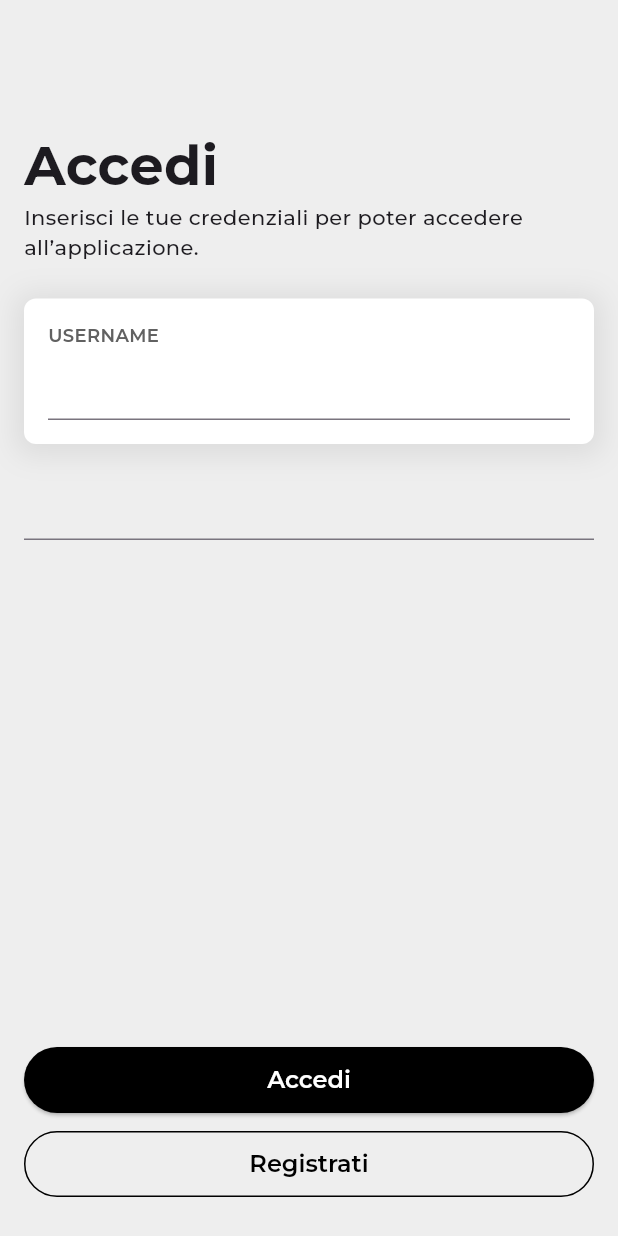
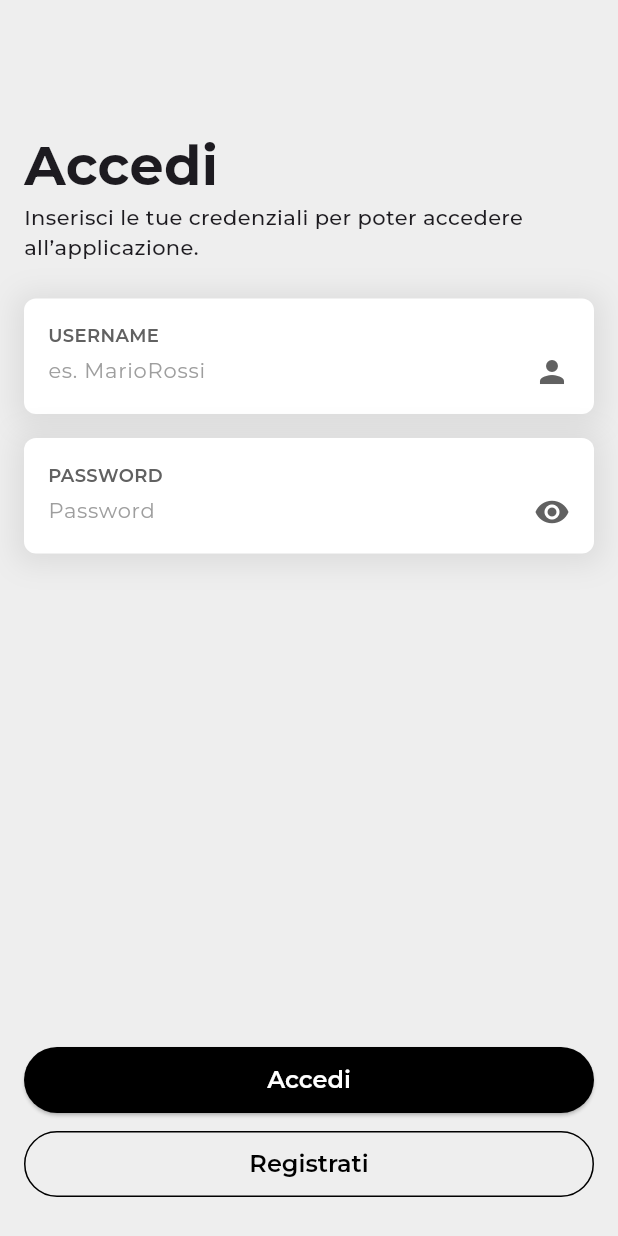
Before and after one commit to Kabir-Giuralarocca/ITS-MoviesApp, a Flutter app: the screen it shows after launch, on a phone screen of 412 x 824 dp. Run offline on Flutter 3.47's test engine with Material 2 defaults, Android fonts, the phone set to English and light mode, and no system bars; our stand-ins replace google_fonts.

Commit message:
form input

```diff
--- a/lib/ui/screens/login_screen.dart
+++ b/lib/ui/screens/login_screen.dart
@@ -1,9 +1,17 @@
 import 'package:flutter/material.dart';
 import 'package:movies_app/ui/theme/dimens.dart';
 import 'package:movies_app/ui/theme/text_styles.dart';
+import 'package:movies_app/ui/widgets/form_input.dart';
 
-class LoginScreen extends StatelessWidget {
+class LoginScreen extends StatefulWidget {
   const LoginScreen({super.key});
+
+  @override
+  State<LoginScreen> createState() => _LoginScreenState();
+}
+
+class _LoginScreenState extends State<LoginScreen> {
+  bool obscurePwd = true;
 
   @override
   Widget build(BuildContext context) {
@@ -23,35 +31,20 @@ class LoginScreen extends StatelessWidget {
           Form(
             child: Column(
               children: [
-                Container(
-                  padding: const EdgeInsets.all(16),
-                  margin: const EdgeInsets.only(bottom: 16),
-                  decoration: BoxDecoration(
-                    color: Colors.white,
-                    borderRadius: BorderRadius.circular(8),
-                    boxShadow: [
-                      BoxShadow(
-                        color: Colors.black.withOpacity(0.08),
-                        spreadRadius: 5,
-                        offset: const Offset(0, 2),
-                        blurRadius: 16,
-                      )
-                    ],
-                  ),
-                  child: Column(
-                    crossAxisAlignment: CrossAxisAlignment.start,
-                    children: [
-                      Text(
-                        "USERNAME",
-                        style: semibold_12.copyWith(
-                          color: Colors.grey.shade700,
-                        ),
-                      ),
-                      TextFormField(),
-                    ],
-                  ),
+                const FormInput(
+                  label: "USERNAME",
+                  hint: "es. MarioRossi",
+                  icon: Icons.person,
                 ),
-                TextFormField(),
+                FormInput(
+                  label: "PASSWORD",
+                  hint: "Password",
+                  icon: obscurePwd ? Icons.visibility : Icons.visibility_off,
+                  obscureText: obscurePwd,
+                  onIconTap: () => setState(() {
+                    obscurePwd = !obscurePwd;
+                  }),
+                ),
               ],
             ),
           )
--- a/lib/ui/theme/dimens.dart
+++ b/lib/ui/theme/dimens.dart
@@ -1,5 +1,6 @@
 import 'package:flutter/material.dart';
 
+const SizedBox height_4 = SizedBox(height: 4);
 const SizedBox height_8 = SizedBox(height: 8);
 const SizedBox height_16 = SizedBox(height: 16);
 const SizedBox height_24 = SizedBox(height: 24);
--- a/lib/ui/theme/theme.dart
+++ b/lib/ui/theme/theme.dart
@@ -39,5 +39,13 @@ class AppTheme {
         ),
       ),
     ),
+    inputDecorationTheme: InputDecorationTheme(
+      hintStyle: regular_14.copyWith(color: Colors.grey),
+      errorStyle: regular_12.copyWith(color: Colors.red),
+      border: InputBorder.none,
+      suffixIconColor: Colors.grey.shade700,
+      contentPadding: EdgeInsets.zero,
+      isDense: true,
+    ),
   );
 }
--- /dev/null
+++ b/lib/ui/widgets/form_input.dart
@@ -0,0 +1,90 @@
+import 'package:flutter/material.dart';
+import 'package:movies_app/ui/theme/dimens.dart';
+import 'package:movies_app/ui/theme/text_styles.dart';
+
+class FormInput extends StatefulWidget {
+  const FormInput({
+    super.key,
+    required this.label,
+    required this.hint,
+    this.icon,
+    this.obscureText = false,
+    this.onIconTap,
+  });
+
+  final String label;
+  final String hint;
+  final IconData? icon;
+  final bool obscureText;
+  final VoidCallback? onIconTap;
+
+  @override
+  State<FormInput> createState() => _FormInputState();
+}
+
+class _FormInputState extends State<FormInput> {
+  late FocusNode focusNode;
+
+  @override
+  void initState() {
+    super.initState();
+    focusNode = FocusNode();
+  }
+
+  @override
+  void dispose() {
+    focusNode.dispose();
+    super.dispose();
+  }
+
+  @override
+  Widget build(BuildContext context) {
+    return GestureDetector(
+      onTap: () => focusNode.requestFocus(),
+      child: Container(
+        padding: const EdgeInsets.all(16),
+        margin: const EdgeInsets.only(bottom: 16),
+        decoration: BoxDecoration(
+          color: Colors.white,
+          borderRadius: BorderRadius.circular(8),
+          boxShadow: [
+            BoxShadow(
+              color: Colors.black.withOpacity(0.08),
+              spreadRadius: 5,
+              offset: const Offset(0, 2),
+              blurRadius: 16,
+            )
+          ],
+        ),
+        child: Column(
+          crossAxisAlignment: CrossAxisAlignment.start,
+          children: [
+            Text(
+              widget.label,
+              style: semibold_12.copyWith(
+                color: Colors.grey.shade700,
+              ),
+            ),
+            height_4,
+            TextFormField(
+              style: regular_14,
+              cursorColor: Colors.black,
+              obscureText: widget.obscureText,
+              focusNode: focusNode,
+              decoration: InputDecoration(
+                hintText: widget.hint,
+                suffixIcon: widget.icon != null
+                    ? GestureDetector(
+                        onTap: widget.onIconTap,
+                        child: Icon(widget.icon, size: 24),
+                      )
+                    : null,
+                suffixIconConstraints: const BoxConstraints(maxHeight: 24),
+              ),
+            ),
+          ],
+        ),
+      ),
+    );
+  }
+}
```
